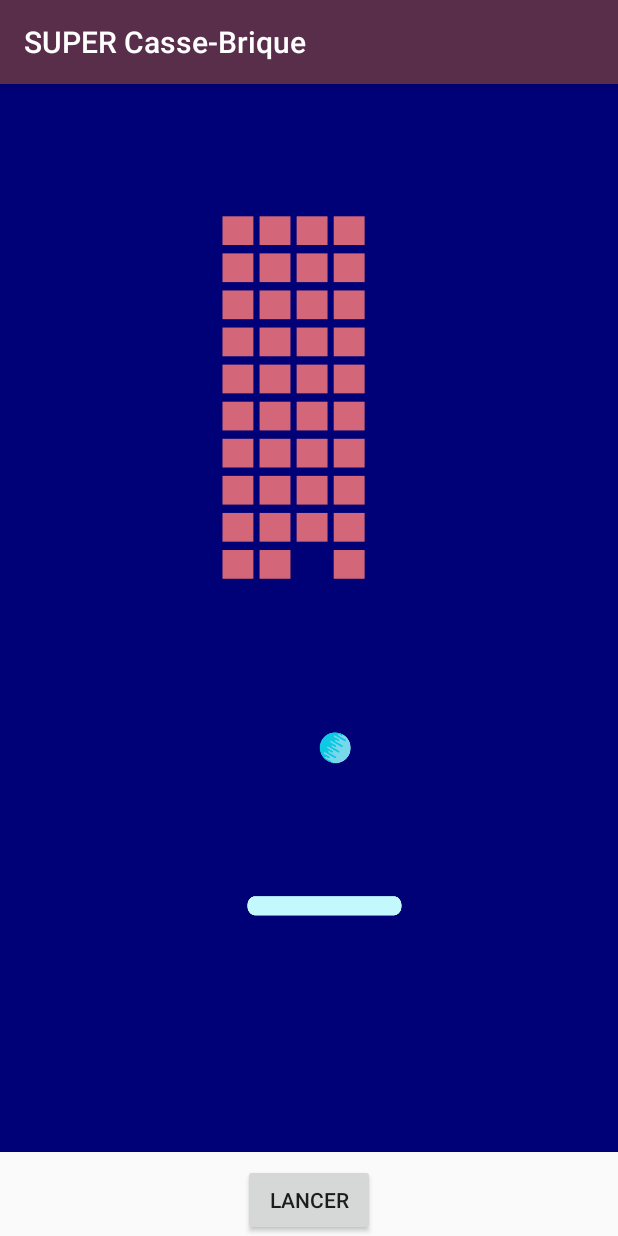
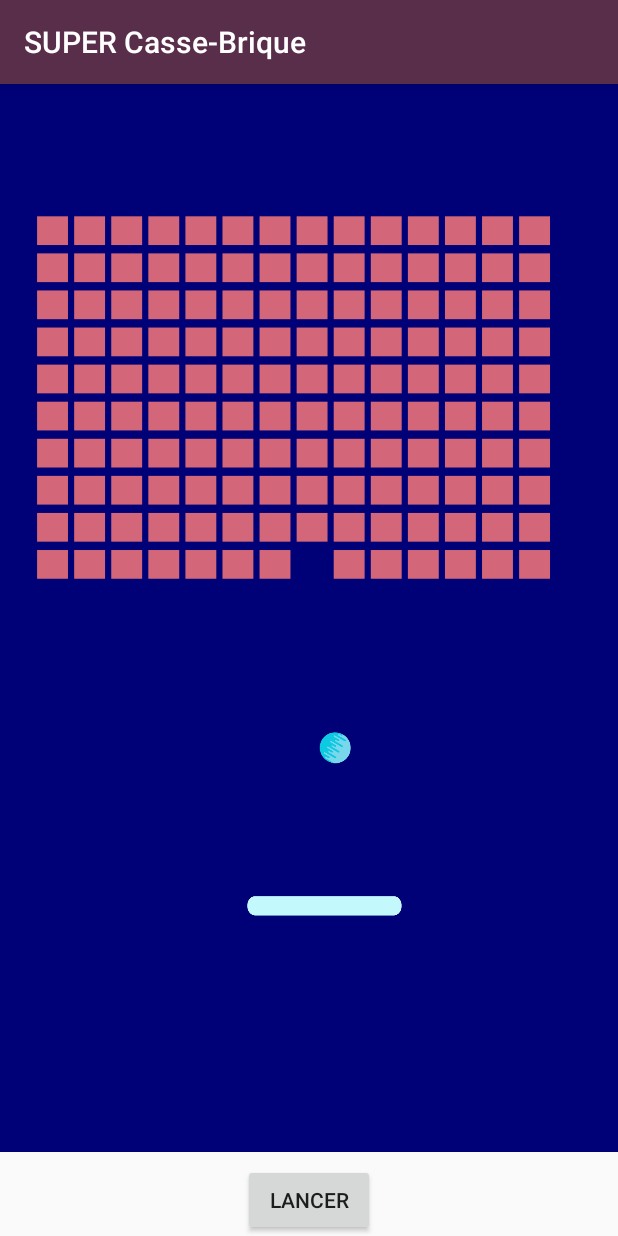
Before and after one commit to sarah-mrcrt/Invader, an Android app: the screen it shows after launch (MainActivity), after a tap on "LANCER", on a phone screen of 412 x 824 dp. Run offline under Robolectric (Android 15) with nearby library versions, the light colour scheme and no system bars.

Commit message:
En devenir d'APK

```diff
--- a/app/src/main/java/fr/iutlens/mmi/casseBrique2020/Armada.java
+++ b/app/src/main/java/fr/iutlens/mmi/casseBrique2020/Armada.java
@@ -26,7 +26,7 @@ class Armada extends Sprite{
         this.missile = missile;
         briques = new ArrayList<>();
 
-        for(int i = 6; i <10; ++i){
+        for(int i = 1; i <15; ++i){
             for(int j= 0; j< 10; ++j){
                 briques.add(new Alien(id,i*120,j*120));
             }
--- a/app/src/main/java/fr/iutlens/mmi/casseBrique2020/GameView.java
+++ b/app/src/main/java/fr/iutlens/mmi/casseBrique2020/GameView.java
@@ -33,6 +33,7 @@ public class GameView extends View implements TimerAction, View.OnTouchListener
     private Raquette raquette;
     private List<Projectile> missile;
     private List<Projectile> balle;
+    private int fired;
 
 
     public GameView(Context context) {
@@ -178,10 +179,19 @@ public class GameView extends View implements TimerAction, View.OnTouchListener
         transform.invert(reverse);
     }
 
-// size or isempty
+
+    // Lancer une balle
     public void onFire(){
-       //if(Projectile.size>1)
-        raquette.fire();
+        //Quand, il n'y a plus de balle, la raquette en relance une
+       if(balle.isEmpty()){
+           raquette.fire();
+           fired++;
+       }
+       //Au bout de 3 lancer, mettre fin au jeu
+        /*if(fired >=3 && balle.isEmpty()){
+
+        }*/
+
     }
 
 
@@ -201,12 +211,12 @@ public class GameView extends View implements TimerAction, View.OnTouchListener
         }
         return false;
     }
+
+
+
 }
 
 //Pouvoir gagner ou perdre (recommencer ?)
 //Lancer directement au click
-
+//3 Lancer avant la mort
 //Mettre une interface (jouer)
-//2 vies
-//Design (xml)
-//Lancer une balle
--- /dev/null
+++ b/app/src/main/res/layout/activity-end.xml
@@ -0,0 +1,6 @@
+<?xml version="1.0" encoding="utf-8"?>
+<android.support.constraint.ConstraintLayout
+    xmlns:android="http://schemas.android.com/apk/res/android" android:layout_width="match_parent"
+    android:layout_height="match_parent">
+
+</android.support.constraint.ConstraintLayout>
```
